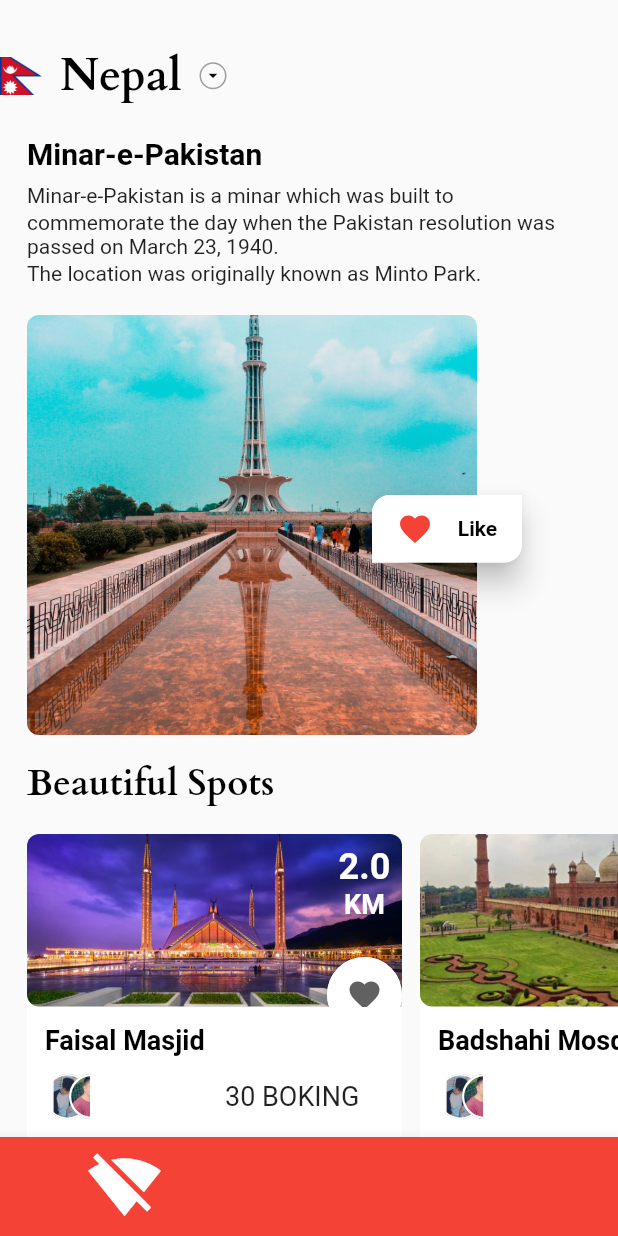
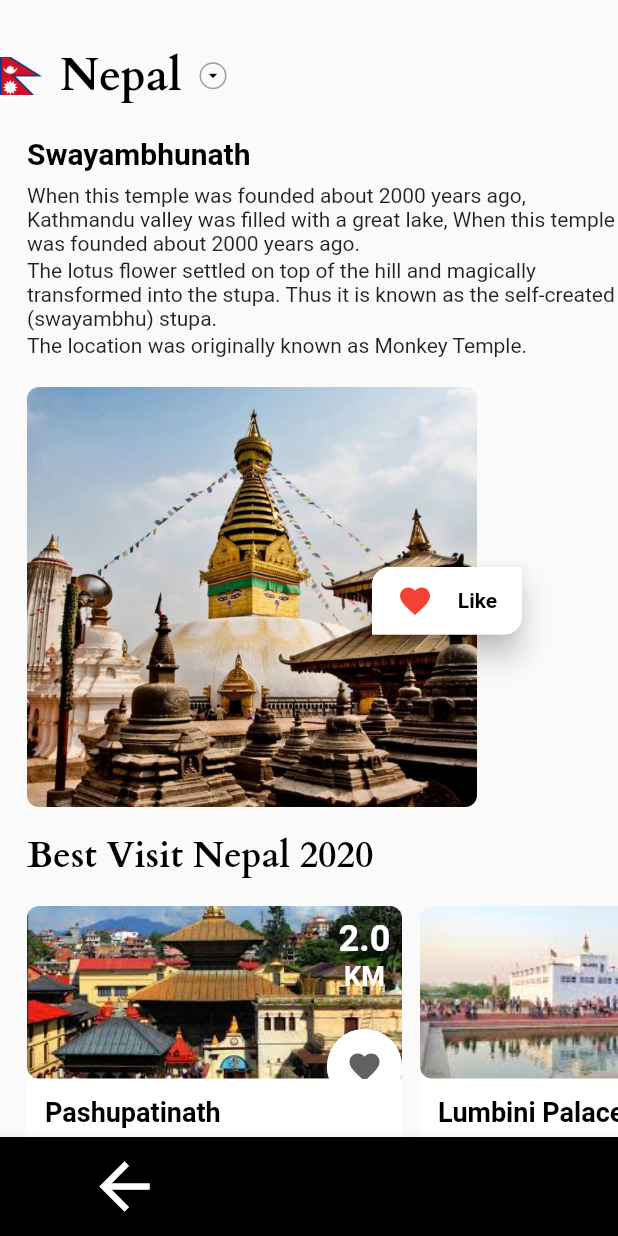
Before and after one commit to susil1234/susil_final_travel_app, a Flutter app: the HomeScreen screen opened directly, on a phone screen of 412 x 824 dp. Run offline on Flutter 3.47's test engine with Material 2 defaults, Android fonts, the phone set to English and light mode, and no system bars; our stand-ins replace firebase_auth; accounts and stored records are empty; statements that could not run were skipped.

Commit message:
commit to master
editing graphics

```diff
--- a/lib/UserLoginAndRegisterScreen.dart
+++ b/lib/UserLoginAndRegisterScreen.dart
@@ -66,7 +66,7 @@ class _UserLoginAndRegisterState extends State<UserLoginAndRegisterPage>
         widget.onSignedIn();
       }catch(e)
       {
-       // dialogBox.information(context, "Error", e.toString());
+
         print("Error: " + e.toString());
       }
     }
@@ -93,7 +93,7 @@ class _UserLoginAndRegisterState extends State<UserLoginAndRegisterPage>
   }
 
 
-  //USER INTERFACE DESIGN
+  //design part
   @override
   Widget build(BuildContext context)
   {
@@ -175,7 +175,7 @@ class _UserLoginAndRegisterState extends State<UserLoginAndRegisterPage>
       (
         backgroundColor: Colors.transparent,
         radius: 100.0,
-        child: Image.asset('assets/flag.png'),
+        child: Image.asset('assets/logo.jpeg'),
       ),
 
     );
@@ -207,7 +207,7 @@ class _UserLoginAndRegisterState extends State<UserLoginAndRegisterPage>
 
 
         ];
-    }else //button widget for registration activity
+    }else
     {
       return
         [
--- a/lib/detail_screen.dart
+++ b/lib/detail_screen.dart
@@ -145,17 +145,17 @@ class DetailScreen extends StatelessWidget {
                                               CrossAxisAlignment.start,
                                           children: <Widget>[
                                             Text(
-                                              'Islamabad is the capital city of Pakistan, and is federally administered as',
+                                              'The Pashupatinath Temple is a famous and sacred Hindu temple complex that',
                                               style: TextStyle(fontSize: 12.0),
                                             ),
                                             Text(
-                                              'part of the Islamabad Capital Territory.Islamabad is noted for its',
+                                              'is located on the banks of the Bagmati River, approximately 5 kilometres north-east of Kathmandu.',
                                               style: TextStyle(fontSize: 12.0),
                                             ),
                                             Row(
                                               children: <Widget>[
                                                 Text(
-                                                  'high standards of living, safety, and abundant greenery....',
+                                                  'Which is the capital of Nepal.',
                                                   style:
                                                       TextStyle(fontSize: 12.0),
                                                 ),
--- a/lib/home_screen.dart
+++ b/lib/home_screen.dart
@@ -32,7 +32,7 @@ Widget build(BuildContext context) {
 
       bottomNavigationBar: new BottomAppBar
     (
-      color: Colors.red,
+      color: Colors.black,
       child: new Container
       (
 
@@ -46,7 +46,7 @@ Widget build(BuildContext context) {
           [
             new IconButton
             (
-              icon: new Icon(Icons.signal_wifi_off),
+              icon: new Icon(Icons.arrow_back),
               iconSize: 50,
               color: Colors.white,
               onPressed: _logoutUser,
@@ -114,7 +114,7 @@ Widget build(BuildContext context) {
               ),
               Padding(
                 padding: const EdgeInsets.only(left: 18.0),
-                child: Text('Minar-e-Pakistan',
+                child: Text('Swayambhunath',
                     style: TextStyle(
                         color: Colors.black,
                         fontWeight: FontWeight.bold,
@@ -125,7 +125,7 @@ Widget build(BuildContext context) {
               ),
               Padding(
                 padding: const EdgeInsets.only(left: 18.0),
-                child: Text('Minar-e-Pakistan is a minar which was built to',
+                child: Text('When this temple was founded about 2000 years ago, Kathmandu valley was filled with a great lake, When this temple was founded about 2000 years ago.',
                     style: TextStyle(color: Colors.grey[20], fontSize: 14.0)),
               ),
               SizedBox(
@@ -133,7 +133,7 @@ Widget build(BuildContext context) {
               ),
               Padding(
                 padding: const EdgeInsets.only(left: 18.0),
-                child: Text('commemorate the day when the Pakistan resolution was passed on March 23, 1940.',
+                child: Text('The lotus flower settled on top of the hill and magically transformed into the stupa. Thus it is known as the self-created (swayambhu) stupa.',
                     style: TextStyle(color: Colors.grey[20], fontSize: 14.0)),
               ),
               SizedBox(
@@ -141,7 +141,7 @@ Widget build(BuildContext context) {
               ),
               Padding(
                 padding: const EdgeInsets.only(left: 18.0),
-                child: Text('The location was originally known as Minto Park.',
+                child: Text('The location was originally known as Monkey Temple.',
                     style: TextStyle(color: Colors.grey[20], fontSize: 14.0)),
               ),
               SizedBox(
@@ -162,7 +162,7 @@ Widget build(BuildContext context) {
                           borderRadius: BorderRadius.circular(8.0),
                           image: DecorationImage(
                               fit: BoxFit.cover,
-                              image: AssetImage('assets/paklogo.png'))),
+                              image: AssetImage('assets/swayambhu.jpg'))),
                     ),
                     Positioned(
                       top: 120.0,
@@ -201,7 +201,7 @@ Widget build(BuildContext context) {
                 padding: const EdgeInsets.only(left: 18.0, top: 16.0),
                 child: Row(
                   children: <Widget>[
-                    Text('Beautiful Spots',
+                    Text('Best Visit Nepal 2020',
                         style: TextStyle(
                             fontSize: 24.0,
                             color: Colors.black,
@@ -222,38 +222,38 @@ Widget build(BuildContext context) {
                     shrinkWrap: true,
                     scrollDirection: Axis.horizontal,
                     children: <Widget>[
-                      cardItemWidget(context, 'assets/pic1.jpg',
-                          'Faisal Masjid', '30 BOKING'),
+                      cardItemWidget(context, 'assets/pic1.jpeg',
+                          'Pashupatinath', '30 BOKING'),
                       Padding(
                         padding: EdgeInsets.only(left: 12.0),
                       ),
-                      cardItemWidget(context, 'assets/pic4.jpg',
-                          'Badshahi Mosque', '73 BOKING'),
+                      cardItemWidget(context, 'assets/lumbini.jpeg',
+                          'Lumbini Palace', '62 BOKING'),
                       Padding(
                         padding: EdgeInsets.only(left: 12.0),
                       ),
-                      cardItemWidget(context, 'assets/pic2.jpg',
-                          'Islamia College University', '92 BOKING'),
+                      cardItemWidget(context, 'assets/bunjeeJump.jpg',
+                          'Pokhara Bunjee Jumping', '100 BOKING'),
                       Padding(
                         padding: EdgeInsets.only(right: 12.0),
                       ),
-                      cardItemWidget(context, 'assets/pic3.jpg',
-                          'Hanna Lake, Quetta', '222 BOKING'),
+                      cardItemWidget(context, 'assets/Dharahara.jpeg',
+                          'Dharahara Tower', '20 BOKING'),
                       Padding(
                         padding: EdgeInsets.only(right: 12.0),
                       ),
-                      cardItemWidget(context, 'assets/pic5.jpg',
-                          'Mazar-e-Quaid Karachi', '992 BOKING'),
+                      cardItemWidget(context, 'assets/AnnapurnaMassif.JPG',
+                          'Annapurna Massif', '12 BOKING'),
                       Padding(
                         padding: EdgeInsets.only(right: 12.0),
                       ),
-                      cardItemWidget(context, 'assets/pic6.jpg',
-                          'Shangrila Resort - Skardu', '892 BOKING'),
+                      cardItemWidget(context, 'assets/ChitwanNP.jpg',
+                          'Chitwan National Park', '92 BOKING'),
                       Padding(
                         padding: EdgeInsets.only(right: 12.0),
                       ),
-                      cardItemWidget(context, 'assets/pic7.jpg',
-                          'Mirpur, Pakistan', '392 BOKING'),
+                      cardItemWidget(context, 'assets/MT.Everest.jpeg',
+                          'Mount Everest', '592 BOKING'),
                       Padding(
                         padding: EdgeInsets.only(right: 12.0),
                       ),
@@ -370,7 +370,7 @@ Widget build(BuildContext context) {
                     borderRadius: BorderRadius.circular(40.0),
                     border: Border.all(color: Colors.white),
                     image: DecorationImage(
-                        image: AssetImage('assets/pro2.jpg'),
+                        image: AssetImage('assets/sal1.jpeg'),
                         fit: BoxFit.cover)),
               ),
               Positioned(
@@ -398,7 +398,7 @@ Widget build(BuildContext context) {
                       borderRadius: BorderRadius.circular(40.0),
                       border: Border.all(color: Colors.white, width: 1.5),
                       image: DecorationImage(
-                          image: AssetImage('assets/pro1.jpg'),
+                          image: AssetImage('assets/kat.jpeg'),
                           fit: BoxFit.cover)),
                 ),
               ),
```
Also changed, not shown: pubspec.yaml (+11 -10 lines), assets/AnnapurnaMassif.JPG (added), assets/ChitwanNP.jpg (added), assets/Dharahara.jpeg (added), assets/MT.Everest.jpeg (added), assets/bunjeeJump.jpg (added), assets/kat.jpeg (added), assets/logo.jpeg (added), assets/lumbini.jpeg (added), assets/pic1.jpeg (added), assets/sal1.jpeg (added), assets/swayambhu.jpg (added), 6 other files.
